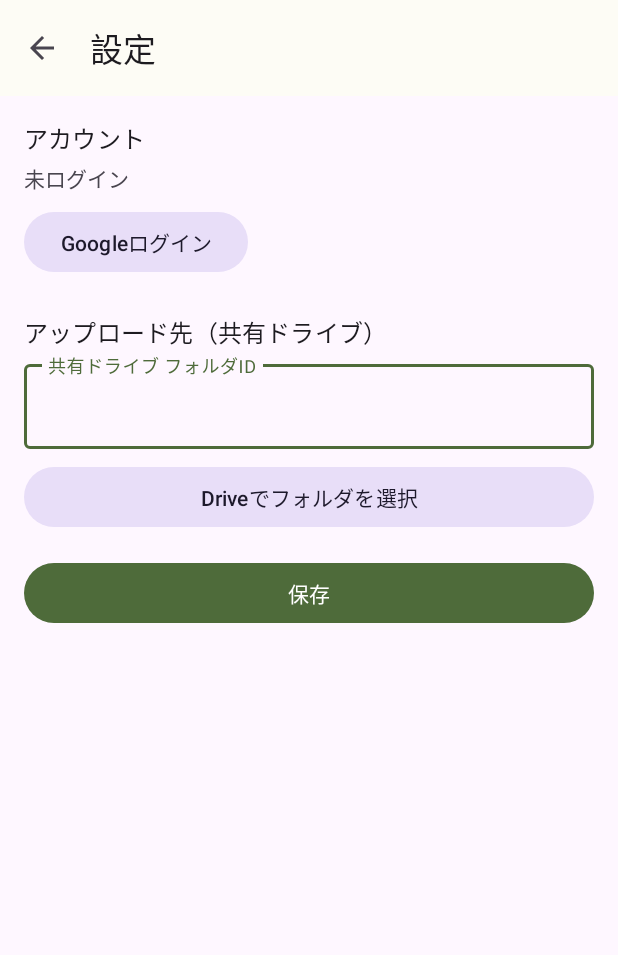
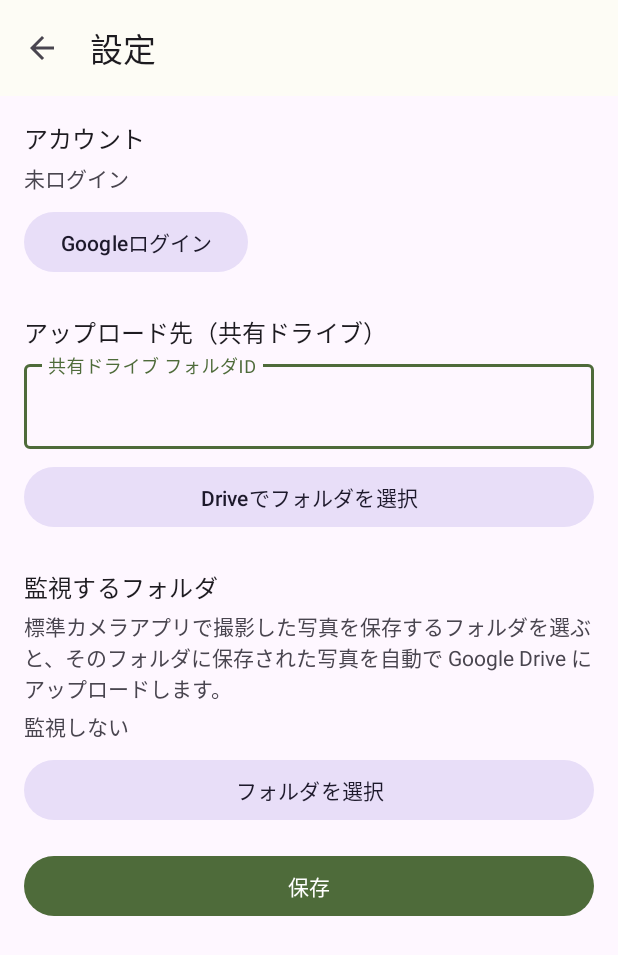
Before and after one commit to benzacover/Picture_Uploader, an Android app: the SettingsActivity screen opened directly, with no data from a screen before it, on a phone screen of 412 x 824 dp. Shown: the top 955 px of the screen. Run offline under Robolectric (Android 15) with nearby library versions, the phone set to English and light mode, and no system bars; libraries missing offline, so code that uses them is left out: com.google.api.services.

Commit message:
feat: 標準カメラフォルダのバックグラウンドアップロードとトークン自動リフレッシュ
- 監視フォルダ（MediaStore バケット）を設定で選択し、そのフォルダの写真を定期的に Drive へアップロード
- ExternalPhotoScanWorker: 15分間隔でスキャン、未アップロード分を DriveUploader でアップロード
- ExternalUploadRecord / DAO: 二重アップロード防止
- DriveUploader.uploadFromContentUri: Content URI 対応
- 設定画面に「監視するフォルダ」セクション、WatchFolderPickerActivity でバケット一覧から選択
- READ_MEDIA_IMAGES / READ_EXTERNAL_STORAGE 権限追加
- トークン期限切れ対策: フォアグラウンド時（MainActivity/SettingsActivity onResume）と Worker 実行時に tryRefreshDriveToken を実行
- 設計書: docs/BACKGROUND_CAMERA_FOLDER_UPLOAD_DESIGN.md

Made-with: Cursor

```diff
--- a/app/src/main/java/com/pictureuploader/MainActivity.kt
+++ b/app/src/main/java/com/pictureuploader/MainActivity.kt
@@ -106,6 +106,12 @@ class MainActivity : AppCompatActivity() {
         super.onResume()
         authManager.restoreFromPrefs()
         updateAuthUI()
+        // トークン期限切れ対策: フォアグラウンド復帰時に可能ならサイレントで更新
+        if (authManager.isSignedIn()) {
+            lifecycleScope.launch {
+                authManager.tryRefreshDriveToken()
+            }
+        }
     }
 
     // =============================================
--- a/app/src/main/java/com/pictureuploader/SettingsActivity.kt
+++ b/app/src/main/java/com/pictureuploader/SettingsActivity.kt
@@ -22,6 +22,8 @@ class SettingsActivity : AppCompatActivity() {
         const val PREFS_NAME = "picture_uploader_prefs"
         const val KEY_FOLDER_ID = "shared_drive_folder_id"
         const val KEY_ACCOUNT_EMAIL = "account_email"
+        const val KEY_WATCH_BUCKET_ID = "watch_bucket_id"
+        const val KEY_WATCH_BUCKET_DISPLAY_NAME = "watch_bucket_display_name"
     }
 
     private lateinit var binding: ActivitySettingsBinding
@@ -55,6 +57,21 @@ class SettingsActivity : AppCompatActivity() {
         }
     }
 
+    private val watchFolderPickerLauncher = registerForActivityResult(
+        ActivityResultContracts.StartActivityForResult()
+    ) { result ->
+        if (result.resultCode == RESULT_OK) {
+            val bucketId = result.data?.getStringExtra(WatchFolderPickerActivity.EXTRA_WATCH_BUCKET_ID) ?: ""
+            val displayName = result.data?.getStringExtra(WatchFolderPickerActivity.EXTRA_WATCH_BUCKET_DISPLAY_NAME) ?: ""
+            getSharedPreferences(PREFS_NAME, Context.MODE_PRIVATE).edit()
+                .putString(KEY_WATCH_BUCKET_ID, bucketId)
+                .putString(KEY_WATCH_BUCKET_DISPLAY_NAME, displayName)
+                .apply()
+            updateWatchFolderUI()
+            Toast.makeText(this, getString(R.string.msg_folder_id_saved), Toast.LENGTH_SHORT).show()
+        }
+    }
+
     override fun onCreate(savedInstanceState: Bundle?) {
         super.onCreate(savedInstanceState)
         binding = ActivitySettingsBinding.inflate(layoutInflater)
@@ -65,7 +82,18 @@ class SettingsActivity : AppCompatActivity() {
         setupAccountSection()
         loadSettings()
         setupPickFolderButton()
+        setupSelectWatchFolderButton()
         setupSaveButton()
+    }
+
+    override fun onResume() {
+        super.onResume()
+        authManager.restoreFromPrefs()
+        if (authManager.isSignedIn()) {
+            lifecycleScope.launch {
+                authManager.tryRefreshDriveToken()
+            }
+        }
     }
 
     private fun setupToolbar() {
@@ -121,6 +149,23 @@ class SettingsActivity : AppCompatActivity() {
         val prefs = getSharedPreferences(PREFS_NAME, Context.MODE_PRIVATE)
         val folderId = prefs.getString(KEY_FOLDER_ID, "") ?: ""
         binding.etFolderId.setText(folderId)
+        updateWatchFolderUI()
+    }
+
+    private fun updateWatchFolderUI() {
+        val prefs = getSharedPreferences(PREFS_NAME, Context.MODE_PRIVATE)
+        val displayName = prefs.getString(KEY_WATCH_BUCKET_DISPLAY_NAME, null)?.trim()?.ifBlank { null }
+        binding.tvWatchFolderCurrent.text = if (displayName.isNullOrEmpty()) {
+            getString(R.string.label_watch_folder_none)
+        } else {
+            getString(R.string.label_watch_folder_current, displayName)
+        }
+    }
+
+    private fun setupSelectWatchFolderButton() {
+        binding.btnSelectWatchFolder.setOnClickListener {
+            watchFolderPickerLauncher.launch(WatchFolderPickerActivity.createIntent(this))
+        }
     }
 
     private fun setupPickFolderButton() {
--- a/app/src/main/java/com/pictureuploader/auth/AuthManager.kt
+++ b/app/src/main/java/com/pictureuploader/auth/AuthManager.kt
@@ -179,6 +179,35 @@ class AuthManager(private val context: Context) {
     }
 
     /**
+     * 保存済みのDriveアクセストークンを更新する。
+     * アプリがフォアグラウンドにあるときに呼ぶ。AuthorizationClient がキャッシュから
+     * 新しいトークンを返せれば、ユーザー操作なしで更新する。
+     *
+     * @return トークンを更新できた場合 true、要再ログイン・要同意の場合は false
+     */
+    suspend fun tryRefreshDriveToken(): Boolean {
+        if (currentAccountEmail.isNullOrBlank()) return false
+        return try {
+            val authRequest = AuthorizationRequest.builder()
+                .setRequestedScopes(listOf(Scope(DRIVE_SCOPE)))
+                .build()
+            val result = authorizationClient.authorize(authRequest).await()
+            if (!result.hasResolution() && !result.accessToken.isNullOrBlank()) {
+                accessToken = result.accessToken
+                persistAccessToken(result.accessToken)
+                Log.d(TAG, "Drive token refreshed silently")
+                true
+            } else {
+                Log.d(TAG, "Drive token refresh needs resolution (token expired or consent revoked)")
+                false
+            }
+        } catch (e: Exception) {
+            Log.e(TAG, "Drive token refresh failed", e)
+            false
+        }
+    }
+
+    /**
      * サインアウト
      */
     fun signOut() {
--- a/app/src/main/java/com/pictureuploader/data/AppDatabase.kt
+++ b/app/src/main/java/com/pictureuploader/data/AppDatabase.kt
@@ -5,10 +5,11 @@ import androidx.room.Database
 import androidx.room.Room
 import androidx.room.RoomDatabase
 
-@Database(entities = [PhotoEntity::class], version = 1, exportSchema = false)
+@Database(entities = [PhotoEntity::class, ExternalUploadRecord::class], version = 2, exportSchema = false)
 abstract class AppDatabase : RoomDatabase() {
 
     abstract fun photoDao(): PhotoDao
+    abstract fun externalUploadRecordDao(): ExternalUploadRecordDao
 
     companion object {
         @Volatile
--- a/app/src/main/res/layout/activity_settings.xml
+++ b/app/src/main/res/layout/activity_settings.xml
@@ -85,6 +85,38 @@
                 android:text="@string/btn_pick_folder"
                 style="@style/Widget.Material3.Button.TonalButton" />
 
+            <!-- 監視するフォルダ（標準カメラの保存先） -->
+            <TextView
+                android:layout_width="match_parent"
+                android:layout_height="wrap_content"
+                android:layout_marginTop="24dp"
+                android:text="@string/settings_watch_folder"
+                android:textAppearance="?attr/textAppearanceTitleMedium"
+                android:paddingBottom="4dp" />
+
+            <TextView
+                android:id="@+id/tvWatchFolderDesc"
+                android:layout_width="match_parent"
+                android:layout_height="wrap_content"
+                android:text="@string/settings_watch_folder_desc"
+                android:textSize="14sp"
+                android:paddingBottom="4dp" />
+
+            <TextView
+                android:id="@+id/tvWatchFolderCurrent"
+                android:layout_width="match_parent"
+                android:layout_height="wrap_content"
+                android:text="@string/label_watch_folder_none"
+                android:textSize="14sp"
+                android:paddingBottom="8dp" />
+
+            <com.google.android.material.button.MaterialButton
+                android:id="@+id/btnSelectWatchFolder"
+                android:layout_width="match_parent"
+                android:layout_height="wrap_content"
+                android:text="@string/btn_select_watch_folder"
+                style="@style/Widget.Material3.Button.TonalButton" />
+
             <com.google.android.material.button.MaterialButton
                 android:id="@+id/btnSave"
                 android:layout_width="match_parent"
--- a/app/src/main/res/values/strings.xml
+++ b/app/src/main/res/values/strings.xml
@@ -53,4 +53,14 @@
     <string name="msg_capture_success">撮影完了。アップロードを開始します。</string>
     <string name="msg_sign_in_success">ログインしました。</string>
     <string name="msg_sign_out_success">ログアウトしました。</string>
+
+    <!-- Watch folder (external camera upload) -->
+    <string name="settings_watch_folder">監視するフォルダ</string>
+    <string name="settings_watch_folder_desc">標準カメラアプリで撮影した写真を保存するフォルダを選ぶと、そのフォルダに保存された写真を自動で Google Drive にアップロードします。</string>
+    <string name="label_watch_folder_none">監視しない</string>
+    <string name="label_watch_folder_current">選択中: %s</string>
+    <string name="btn_select_watch_folder">フォルダを選択</string>
+    <string name="watch_folder_picker_title">監視するフォルダを選択</string>
+    <string name="watch_folder_picker_loading">読み込み中…</string>
+    <string name="watch_folder_picker_permission_required">フォルダ一覧を表示するにはストレージの許可が必要です。</string>
 </resources>
```
Also changed, not shown: app/src/main/AndroidManifest.xml (+7 -0 lines), app/src/main/java/com/pictureuploader/PictureUploaderApp.kt (+29 -0 lines), app/src/main/java/com/pictureuploader/WatchFolderPickerActivity.kt (added, +164 -0 lines), app/src/main/java/com/pictureuploader/data/ExternalUploadRecord.kt (added, +30 -0 lines), app/src/main/java/com/pictureuploader/data/ExternalUploadRecordDao.kt (added, +21 -0 lines), app/src/main/java/com/pictureuploader/drive/DriveUploader.kt (+43 -0 lines), app/src/main/java/com/pictureuploader/worker/ExternalPhotoScanWorker.kt (added, +150 -0 lines), app/src/main/res/layout/activity_watch_folder_picker.xml (added, +52 -0 lines), app/src/main/res/layout/item_watch_folder.xml (added, +30 -0 lines), 1 other file.
